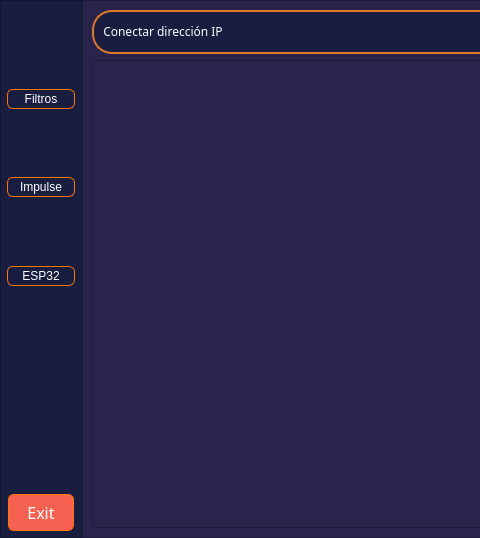
Before: the Qt Designer form Interface/forms/ui/main_window.ui in saac2341/MotorCont, drawn with Qt 5; both pictures show x 0 to 480 and y 0 to 538 of the 1019 by 538 pixel window.
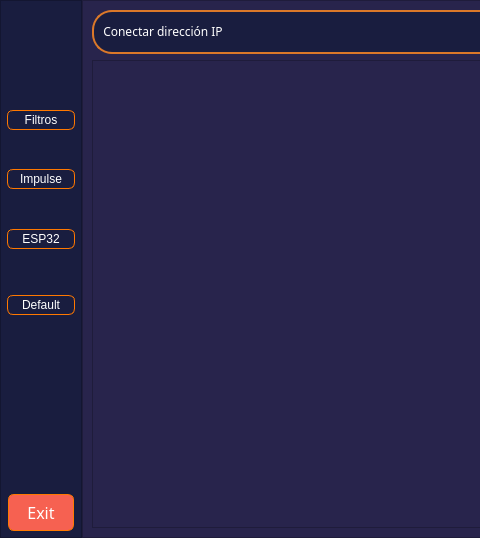
After: the same form once the commit is applied. The open tabs and pages were chosen to show the change. Icons and pictures are not drawn.

What changed in the file:
```diff
--- a/Interface/forms/ui/main_window.ui
+++ b/Interface/forms/ui/main_window.ui
@@ -105,8 +105,8 @@
          </property>
          <property name="sizeHint" stdset="0">
           <size>
-           <width>20</width>
-           <height>100</height>
+           <width>40</width>
+           <height>150</height>
           </size>
          </property>
         </spacer>
@@ -260,6 +260,55 @@
          </property>
         </widget>
        </item>
+       <item>
+        <spacer name="verticalSpacer_5">
+         <property name="orientation">
+          <enum>Qt::Orientation::Vertical</enum>
+         </property>
+         <property name="sizeType">
+          <enum>QSizePolicy::Policy::MinimumExpanding</enum>
+         </property>
+         <property name="sizeHint" stdset="0">
+          <size>
+           <width>20</width>
+           <height>40</height>
+          </size>
+         </property>
+        </spacer>
+       </item>
+       <item>
+        <widget class="QPushButton" name="default_2">
+         <property name="styleSheet">
+          <string notr="true">/* Estado Normal */
+QPushButton {
+    background-color: rgba(191, 64, 64, 0);
+    color: #ffffff;
+    border: 1px solid rgb(255, 120, 0);
+    border-radius: 6px;
+    padding: 2px 12px;
+}
+
+/* Al pasar el cursor por encima (Hover) */
+QPushButton:hover {
+    background-color: #2563eb;
+}
+
+/* Al presionar/hacer click (Pressed) */
+QPushButton:pressed {
+    background-color: #1d4ed8;
+}
+
+/* Estado Deshabilitado (Disabled) */
+QPushButton:disabled {
+    background-color: #9ca3af;
+    color: #e5e7eb;
+}</string>
+         </property>
+         <property name="text">
+          <string>Default</string>
+         </property>
+        </widget>
+       </item>
        <item>
         <spacer name="verticalSpacer">
          <property name="orientation">
```
Left out of the diff: 6 changed lines with no effect on the pictures.
